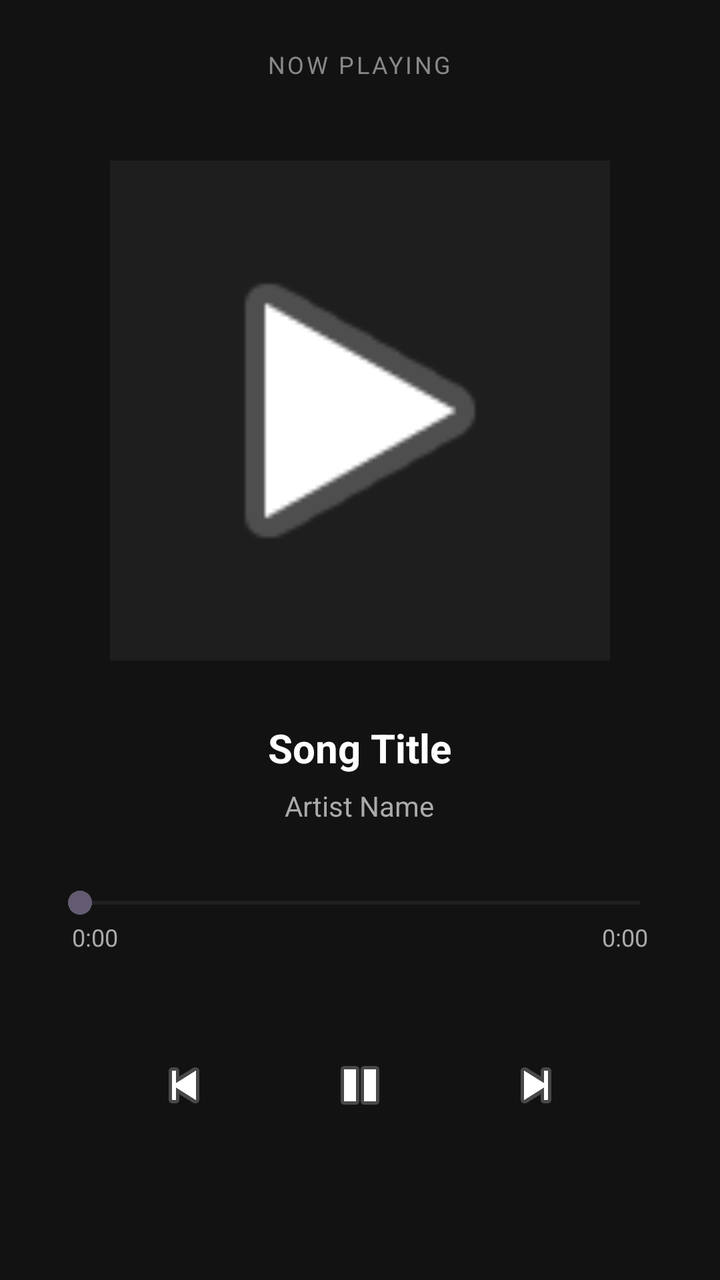
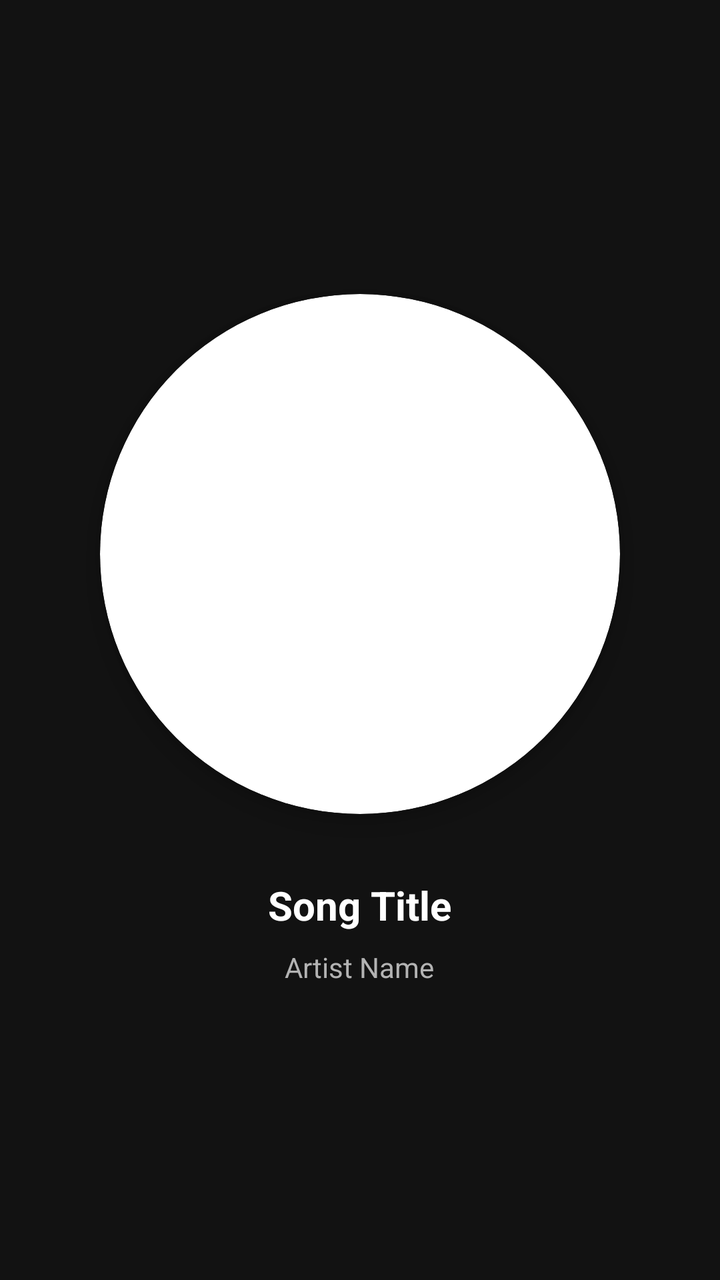

An Android layout rendered at two revisions. The XML below is the earlier revision; the diff shows what the commit changed to produce the second picture.
<!-- AndroidManifest.xml: application theme Theme.MXStylePlayer -->
<!-- res/layout/activity_music_player.xml -->
<?xml version="1.0" encoding="utf-8"?>
<RelativeLayout xmlns:android="http://schemas.android.com/apk/res/android"
    android:layout_width="match_parent"
    android:layout_height="match_parent"
    android:background="#121212"
    android:padding="24dp">

    <TextView
        android:id="@+id/txtHeader"
        android:layout_width="wrap_content"
        android:layout_height="wrap_content"
        android:layout_centerHorizontal="true"
        android:text="NOW PLAYING"
        android:textColor="#888888"
        android:textSize="12sp"
        android:letterSpacing="0.1" />

    <ImageView
        android:id="@+id/imgAlbumArt"
        android:layout_width="250dp"
        android:layout_height="250dp"
        android:layout_below="@id/txtHeader"
        android:layout_centerHorizontal="true"
        android:layout_marginTop="40dp"
        android:background="#1E1E1E"
        android:padding="30dp"
        android:src="@android:drawable/ic_media_play" />

    <LinearLayout
        android:id="@+id/songDetailsLayout"
        android:layout_width="match_parent"
        android:layout_height="wrap_content"
        android:layout_below="@id/imgAlbumArt"
        android:layout_marginTop="30dp"
        android:gravity="center"
        android:orientation="vertical">

        <TextView
            android:id="@+id/txtSongTitle"
            android:layout_width="wrap_content"
            android:layout_height="wrap_content"
            android:ellipsize="end"
            android:maxLines="1"
            android:text="Song Title"
            android:textColor="#FFFFFF"
            android:textSize="20sp"
            android:textStyle="bold" />

        <TextView
            android:id="@+id/txtSongArtist"
            android:layout_width="wrap_content"
            android:layout_height="wrap_content"
            android:layout_marginTop="6dp"
            android:ellipsize="end"
            android:maxLines="1"
            android:text="Artist Name"
            android:textColor="#AAAAAA"
            android:textSize="14sp" />
    </LinearLayout>

    <LinearLayout
        android:id="@+id/seekBarLayout"
        android:layout_width="match_parent"
        android:layout_height="wrap_content"
        android:layout_below="@id/songDetailsLayout"
        android:layout_marginTop="30dp"
        android:orientation="vertical">

        <SeekBar
            android:id="@+id/seekBar"
            android:layout_width="match_parent"
            android:layout_height="wrap_content"
            android:max="100" />

        <RelativeLayout
            android:layout_width="match_parent"
            android:layout_height="wrap_content"
            android:paddingHorizontal="12dp">

            <TextView
                android:id="@+id/txtCurrentTime"
                android:layout_width="wrap_content"
                android:layout_height="wrap_content"
                android:text="0:00"
                android:textColor="#AAAAAA"
                android:textSize="12sp" />

            <TextView
                android:id="@+id/txtTotalTime"
                android:layout_width="wrap_content"
                android:layout_height="wrap_content"
                android:layout_alignParentEnd="true"
                android:text="0:00"
                android:textColor="#AAAAAA"
                android:textSize="12sp" />
        </RelativeLayout>
    </LinearLayout>

    <LinearLayout
        android:layout_width="match_parent"
        android:layout_height="wrap_content"
        android:layout_below="@id/seekBarLayout"
        android:layout_marginTop="30dp"
        android:gravity="center"
        android:orientation="horizontal">

        <ImageButton
            android:id="@+id/btnPrevious"
            android:layout_width="56dp"
            android:layout_height="56dp"
            android:background="?android:attr/selectableItemBackgroundBorderless"
            android:src="@android:drawable/ic_media_previous" />

        <ImageButton
            android:id="@+id/btnPlayPause"
            android:layout_width="72dp"
            android:layout_height="72dp"
            android:layout_marginHorizontal="24dp"
            android:background="?android:attr/selectableItemBackgroundBorderless"
            android:src="@android:drawable/ic_media_pause" />

        <ImageButton
            android:id="@+id/btnNext"
            android:layout_width="56dp"
            android:layout_height="56dp"
            android:background="?android:attr/selectableItemBackgroundBorderless"
            android:src="@android:drawable/ic_media_next" />
    </LinearLayout>

</RelativeLayout>
<!-- resources referenced by this layout -->
<resources>
  <style name="Theme.MXStylePlayer" parent="Theme.Material3.DayNight.NoActionBar"><item name="android:windowActionModeOverlay">true</item><item name="android:navigationBarColor">#000000</item><item name="android:statusBarColor">#000000</item></style>
</resources>

<!-- the commit's change to res/layout/activity_music_player.xml (unified diff, before → after) -->
@@ -1,130 +1,47 @@
 <?xml version="1.0" encoding="utf-8"?>
-<RelativeLayout xmlns:android="http://schemas.android.com/apk/res/android"
+<LinearLayout xmlns:android="http://schemas.android.com/apk/res/android"
+    xmlns:app="http://schemas.android.com/apk/res-auto"
     android:layout_width="match_parent"
     android:layout_height="match_parent"
     android:background="#121212"
+    android:gravity="center"
+    android:orientation="vertical"
     android:padding="24dp">
 
+    
+    <androidx.cardview.widget.CardView
+        android:layout_width="260dp"
+        android:layout_height="260dp"
+        app:cardCornerRadius="130dp"
+        app:cardElevation="8dp">
+
+        <ImageView
+            android:id="@+id/imgMusicThumbnail"
+            android:layout_width="match_parent"
+            android:layout_height="match_parent"
+            android:scaleType="centerCrop"
+            android:src="@drawable/my_custom_thumbnail" />
+    </androidx.cardview.widget.CardView>
+
     <TextView
-        android:id="@+id/txtHeader"
+        android:id="@+id/txtSongTitle"
         android:layout_width="wrap_content"
         android:layout_height="wrap_content"
-        android:layout_centerHorizontal="true"
-        android:text="NOW PLAYING"
-        android:textColor="#888888"
-        android:textSize="12sp"
-        android:letterSpacing="0.1" />
+        android:layout_marginTop="32dp"
+        android:ellipsize="end"
+        android:maxLines="1"
+        android:text="Song Title"
+        android:textColor="#FFFFFF"
+        android:textSize="20sp"
+        android:textStyle="bold" />
 
-    <ImageView
-        android:id="@+id/imgAlbumArt"
-        android:layout_width="250dp"
-        android:layout_height="250dp"
-        android:layout_below="@id/txtHeader"
-        android:layout_centerHorizontal="true"
-        android:layout_marginTop="40dp"
-        android:background="#1E1E1E"
-        android:padding="30dp"
-        android:src="@android:drawable/ic_media_play" />
+    <TextView
+        android:id="@+id/txtArtistName"
+        android:layout_width="wrap_content"
+        android:layout_height="wrap_content"
+        android:layout_marginTop="8dp"
+        android:text="Artist Name"
+        android:textColor="#B3B3B3"
+        android:textSize="14sp" />
 
-    <LinearLayout
-        android:id="@+id/songDetailsLayout"
-        android:layout_width="match_parent"
-        android:layout_height="wrap_content"
-        android:layout_below="@id/imgAlbumArt"
-        android:layout_marginTop="30dp"
-        android:gravity="center"
-        android:orientation="vertical">
-
-        <TextView
-            android:id="@+id/txtSongTitle"
-            android:layout_width="wrap_content"
-            android:layout_height="wrap_content"
-            android:ellipsize="end"
-            android:maxLines="1"
-            android:text="Song Title"
-            android:textColor="#FFFFFF"
-            android:textSize="20sp"
-            android:textStyle="bold" />
-
-        <TextView
-            android:id="@+id/txtSongArtist"
-            android:layout_width="wrap_content"
-            android:layout_height="wrap_content"
-            android:layout_marginTop="6dp"
-            android:ellipsize="end"
-            android:maxLines="1"
-            android:text="Artist Name"
-            android:textColor="#AAAAAA"
-            android:textSize="14sp" />
-    </LinearLayout>
-
-    <LinearLayout
-        android:id="@+id/seekBarLayout"
-        android:layout_width="match_parent"
-        android:layout_height="wrap_content"
-        android:layout_below="@id/songDetailsLayout"
-        android:layout_marginTop="30dp"
-        android:orientation="vertical">
-
-        <SeekBar
-            android:id="@+id/seekBar"
-            android:layout_width="match_parent"
-            android:layout_height="wrap_content"
-            android:max="100" />
-
-        <RelativeLayout
-            android:layout_width="match_parent"
-            android:layout_height="wrap_content"
-            android:paddingHorizontal="12dp">
-
-            <TextView
-                android:id="@+id/txtCurrentTime"
-                android:layout_width="wrap_content"
-                android:layout_height="wrap_content"
-                android:text="0:00"
-                android:textColor="#AAAAAA"
-                android:textSize="12sp" />
-
-            <TextView
-                android:id="@+id/txtTotalTime"
-                android:layout_width="wrap_content"
-                android:layout_height="wrap_content"
-                android:layout_alignParentEnd="true"
-                android:text="0:00"
-                android:textColor="#AAAAAA"
-                android:textSize="12sp" />
-        </RelativeLayout>
-    </LinearLayout>
-
-    <LinearLayout
-        android:layout_width="match_parent"
-        android:layout_height="wrap_content"
-        android:layout_below="@id/seekBarLayout"
-        android:layout_marginTop="30dp"
-        android:gravity="center"
-        android:orientation="horizontal">
-
-        <ImageButton
-            android:id="@+id/btnPrevious"
-            android:layout_width="56dp"
-            android:layout_height="56dp"
-            android:background="?android:attr/selectableItemBackgroundBorderless"
-            android:src="@android:drawable/ic_media_previous" />
-
-        <ImageButton
-            android:id="@+id/btnPlayPause"
-            android:layout_width="72dp"
-            android:layout_height="72dp"
-            android:layout_marginHorizontal="24dp"
-            android:background="?android:attr/selectableItemBackgroundBorderless"
-            android:src="@android:drawable/ic_media_pause" />
-
-        <ImageButton
-            android:id="@+id/btnNext"
-            android:layout_width="56dp"
-            android:layout_height="56dp"
-            android:background="?android:attr/selectableItemBackgroundBorderless"
-            android:src="@android:drawable/ic_media_next" />
-    </LinearLayout>
-
-</RelativeLayout>
+</LinearLayout>
